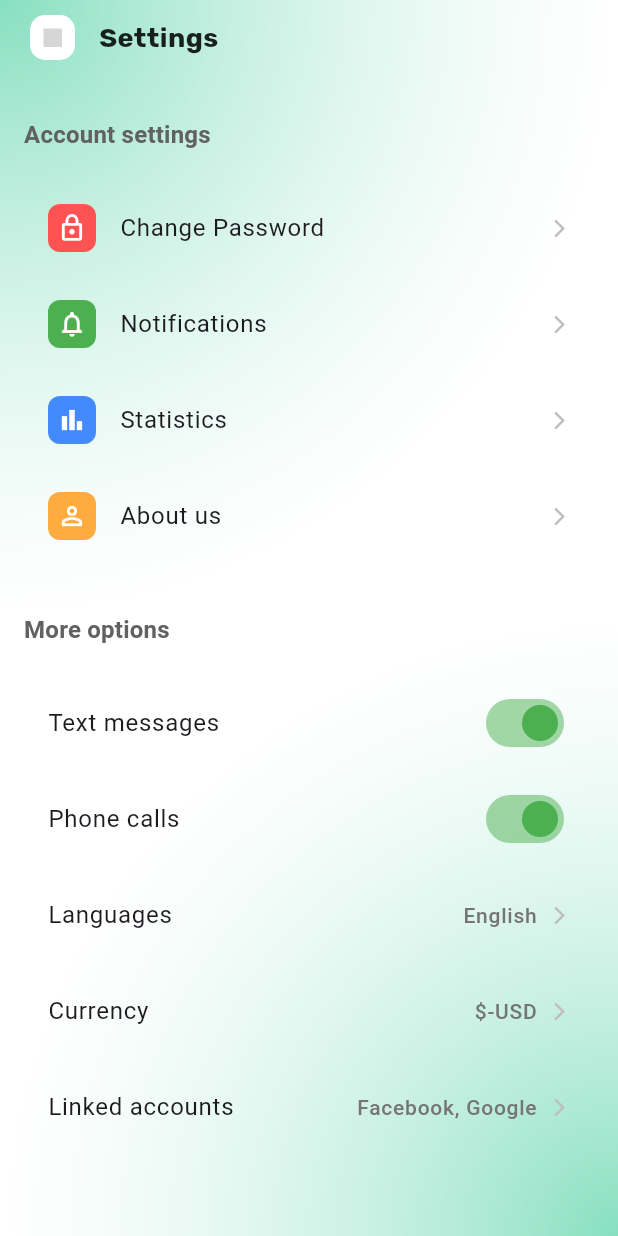
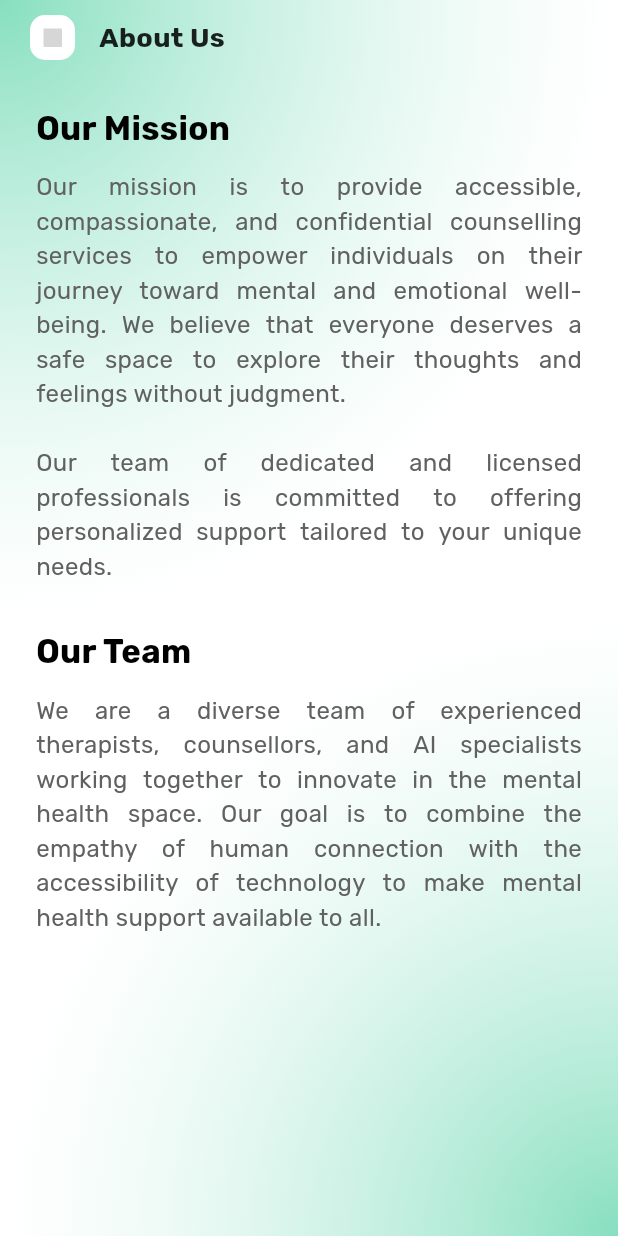
Before and after one commit to mr-j-shah/Counselling-App, a Flutter app: the SettingsScreen screen opened by its route, after a tap on "About us", on a phone screen of 412 x 824 dp. Run offline on Flutter 3.47's test engine with Material 3 defaults, Android fonts, the phone set to English and light mode, and no system bars; our stand-ins replace cloud_firestore, dio, firebase_auth, firebase_core, flutter_dotenv, flutter_svg and 7 more; accounts and stored records are empty; network calls fail; project files that could hold a hidden picture were left out; grey boxes are pictures that could not be loaded.

Commit message:
Feat(Setting) : Add Language Selection option under Setting.

```diff
--- a/lib/app/Constants/AppString.dart
+++ b/lib/app/Constants/AppString.dart
@@ -81,4 +81,20 @@ class Appstring {
   static const addMedicalRecordSubTitle = 'A detailed health history helps a doctor diagnose you better.';
   static const recordFor = "Record for ";
 
+  // About Us Screen
+  static const aboutUsTitle = "About Us";
+  static const aboutUsOurMission = "Our Mission";
+  static const aboutUsOurMissionDescription = "Our mission is to provide accessible, compassionate, and confidential counselling services to empower individuals on their journey toward mental and emotional well-being. We believe that everyone deserves a safe space to explore their thoughts and feelings without judgment.\n\nOur team of dedicated and licensed professionals is committed to offering personalized support tailored to your unique needs.";
+  static const aboutUsOurTeam = "Our Team";
+  static const aboutUsOurTeamDescription = "We are a diverse team of experienced therapists, counsellors, and AI specialists working together to innovate in the mental health space. Our goal is to combine the empathy of human connection with the accessibility of technology to make mental health support available to all.";
+
+  // Settings Screen
+  static const settingsTitle = "Settings";
+  static const settingsAccountSettings = "Account settings";
+  static const settingsChangePassword = "Change Password";
+  static const settingsNotifications = "Notifications";
+  static const settingsStatistics = "Statistics";
+  static const settingsAboutUs = "About us";
+  static const settingsMoreOptions = "More options";
+  static const settingsConversationLanguages = "Conversation Languages";
 }
--- a/lib/app/data/enums/language.dart
+++ b/lib/app/data/enums/language.dart
@@ -1,6 +1,11 @@
+import 'package:get/get.dart';
+
 enum Language {
   HINDI,
   ENGLISH,
+  SPANISH,
+  FRENCH,
+  GERMAN,
 }
 
 extension LanguageExtension on Language {
@@ -10,6 +15,17 @@ extension LanguageExtension on Language {
         return 'hi-IN';
       case Language.ENGLISH:
         return 'en-IN';
+      case Language.SPANISH:
+        return 'es-ES';
+      case Language.FRENCH:
+        return 'fr-FR';
+      case Language.GERMAN:
+        return 'de-DE';
     }
   }
+
+  String toDisplayName() {
+    // Capitalizes the first letter of the enum name (e.g., HINDI -> Hindi)
+    return name.toString().capitalizeFirst ?? '';
+  }
 }
--- a/lib/app/data/services/local/AppPref.dart
+++ b/lib/app/data/services/local/AppPref.dart
@@ -3,6 +3,7 @@ import 'package:shared_preferences/shared_preferences.dart';
 class AppPref {
   static const String _USER_CREDENTIAL = "user_credential";
   static const String _USER_PIN = "user_pin";
+  static const String _USER_LANGUAGE = "user_language"; // Added language key
 
   static final AppPref _instance = AppPref._internal();
   SharedPreferences? _prefs;
@@ -27,4 +28,14 @@ class AppPref {
   String? getUser() {
     return _prefs?.getString(_USER_CREDENTIAL);
   }
+
+  /// Set user-selected language.
+  Future<void> setLanguage(String language) async {
+    await _prefs?.setString(_USER_LANGUAGE, language);
+  }
+
+  /// Get user-selected language.
+  String? getLanguage() {
+    return _prefs?.getString(_USER_LANGUAGE);
+  }
 }
--- a/lib/app/routers/AppRoutes.dart
+++ b/lib/app/routers/AppRoutes.dart
@@ -1,6 +1,7 @@
 import 'package:get/get.dart';
-import 'package:project_counselling/app/views/Presentation/MedicalRecordsScreen/AddRecordsScreen.dart'; // Added import
-import 'package:project_counselling/app/views/Presentation/MedicalRecordsScreen/bindings/AddRecordsBinding.dart'; // Added import
+import 'package:project_counselling/app/views/Presentation/AboutUsScreen/AboutUsScreen.dart';
+import 'package:project_counselling/app/views/Presentation/MedicalRecordsScreen/AddRecordsScreen.dart';
+import 'package:project_counselling/app/views/Presentation/MedicalRecordsScreen/bindings/AddRecordsBinding.dart';
 import 'package:project_counselling/app/views/Presentation/AuthScreens/SignupScreen/SignupScreen.dart';
 import 'package:project_counselling/app/views/Presentation/AuthScreens/binding/Authbinding.dart';
 import 'package:project_counselling/app/views/Presentation/CustomerProfile/ProfieScreen.dart';
@@ -40,7 +41,8 @@ abstract class Routes {
   static const String HELP_TOPIC_DETAIL_SCREEN = '/help-topic-detail-screen';
   static const String SETTINGS_SCREEN = '/settings-screen';
   static const String MEDICAL_RECORDS_SCREEN = '/medical-records-screen';
-  static const String ADD_RECORDS_SCREEN = '/add-records-screen'; // Added Add Records Screen Route
+  static const String ADD_RECORDS_SCREEN = '/add-records-screen';
+  static const String ABOUT_US_SCREEN = '/about-us-screen';
 }
 
 class AppRoutes {
@@ -121,11 +123,16 @@ class AppRoutes {
       binding: MedicalRecordsBinding(),
       transition: Transition.cupertino,
     ),
-    GetPage( // Added GetPage for Add Records Screen
+    GetPage(
       name: Routes.ADD_RECORDS_SCREEN,
       page: () => const AddRecordsScreen(),
       binding: AddRecordsBinding(),
       transition: Transition.cupertino,
     ),
+    GetPage(
+      name: Routes.ABOUT_US_SCREEN,
+      page: () => const AboutUsScreen(),
+      transition: Transition.cupertino,
+    ),
   ];
 }
--- /dev/null
+++ b/lib/app/views/Presentation/AboutUsScreen/AboutUsScreen.dart
@@ -0,0 +1,65 @@
+import 'package:flutter/material.dart';
+import 'package:project_counselling/app/constants/AppString.dart';
+import 'package:project_counselling/app/views/AppWidgets/AppText.dart';
+import 'package:project_counselling/app/views/AppWidgets/CustomAppBar.dart';
+import 'package:project_counselling/app/views/AppWidgets/DefaultBackground.dart';
+import 'package:project_counselling/app/views/Utils/Dimensions.dart';
+
+class AboutUsScreen extends StatelessWidget {
+  const AboutUsScreen({super.key});
+
+  @override
+  Widget build(BuildContext context) {
+    return Scaffold(
+      body: Defaultbackground(
+        child: SafeArea(
+          child: Column(
+            children: [
+              CustomAppbar(title: Appstring.aboutUsTitle),
+              Expanded(
+                child: Padding(
+                  padding: EdgeInsets.symmetric(
+                    horizontal: Dimensions.width(24),
+                    vertical: Dimensions.height(20),
+                  ),
+                  child: SingleChildScrollView(
+                    child: Column(
+                      crossAxisAlignment: CrossAxisAlignment.start,
+                      children: [
+                        AppText(
+                          text: Appstring.aboutUsOurMission,
+                          fontSize: Dimensions.font(22),
+                          fontWeight: FontWeight.bold,
+                        ),
+                        SizedBox(height: Dimensions.height(12)),
+                        AppText(
+                          text: Appstring.aboutUsOurMissionDescription,
+                          fontSize: Dimensions.font(16),
+                          color: Colors.grey.shade700,
+                          align: TextAlign.justify,
+                        ),
+                        SizedBox(height: Dimensions.height(30)),
+                        AppText(
+                          text: Appstring.aboutUsOurTeam,
+                          fontSize: Dimensions.font(22),
+                          fontWeight: FontWeight.bold,
+                        ),
+                        SizedBox(height: Dimensions.height(12)),
+                        AppText(
+                          text: Appstring.aboutUsOurTeamDescription,
+                          fontSize: Dimensions.font(16),
+                          color: Colors.grey.shade700,
+                          align: TextAlign.justify,
+                        ),
+                      ],
+                    ),
+                  ),
+                ),
+              ),
+            ],
+          ),
+        ),
+      ),
+    );
+  }
+}
--- a/lib/app/views/Presentation/SettingsScreen/SettingsScreen.dart
+++ b/lib/app/views/Presentation/SettingsScreen/SettingsScreen.dart
@@ -1,5 +1,6 @@
 import 'package:flutter/material.dart';
 import 'package:get/get.dart';
+import 'package:project_counselling/app/constants/AppString.dart';
 import 'package:project_counselling/app/views/AppWidgets/CustomAppBar.dart';
 import 'package:project_counselling/app/views/AppWidgets/DefaultBackground.dart';
 import 'package:project_counselling/app/views/Presentation/SettingsScreen/controller/SettingsController.dart';
@@ -19,69 +20,69 @@ class SettingsScreen extends StatelessWidget {
         child: SafeArea(
           child: Column(
             children: [
-              CustomAppbar(title: 'Settings'),
+              CustomAppbar(title: Appstring.settingsTitle),
               Expanded(
                 child: ListView(
                   padding: EdgeInsets.symmetric(horizontal: Dimensions.width(16), vertical: Dimensions.height(20)),
                   children: [
-                    _buildSectionTitle('Account settings', textTheme),
+                    _buildSectionTitle(Appstring.settingsAccountSettings, textTheme),
                     SizedBox(height: Dimensions.height(10)),
                     _buildSettingsItem(
                       icon: Icons.lock_outline,
                       iconColor: Colors.white,
                       iconBackgroundColor: Colors.redAccent,
-                      title: 'Change Password',
+                      title: Appstring.settingsChangePassword,
                       onTap: controller.changePassword,
                     ),
                     _buildSettingsItem(
                       icon: Icons.notifications_none_outlined,
                       iconColor: Colors.white,
                       iconBackgroundColor: Colors.green,
-                      title: 'Notifications',
+                      title: Appstring.settingsNotifications,
                       onTap: controller.goToNotificationsSettings,
                     ),
                     _buildSettingsItem(
                       icon: Icons.bar_chart_outlined,
                       iconColor: Colors.white,
                       iconBackgroundColor: Colors.blueAccent,
-                      title: 'Statistics',
+                      title: Appstring.settingsStatistics,
                       onTap: controller.goToStatistics,
                     ),
                     _buildSettingsItem(
                       icon: Icons.person_outline,
                       iconColor: Colors.white,
                       iconBackgroundColor: Colors.orangeAccent,
-                      title: 'About us',
+                      title: Appstring.settingsAboutUs,
                       onTap: controller.goToAboutUs,
                     ),
                     SizedBox(height: Dimensions.height(24)),
-                    _buildSectionTitle('More options', textTheme),
+                    _buildSectionTitle(Appstring.settingsMoreOptions, textTheme),
                     SizedBox(height: Dimensions.height(10)),
-                    _buildToggleItem(
-                        title: 'Text messages',
-                        value: controller.textMessagesEnabled,
-                        onChanged: controller.toggleTextMessages,
-                        textTheme: textTheme),
-                    _buildToggleItem(
-                        title: 'Phone calls',
-                        value: controller.phoneCallsEnabled,
-                        onChanged: controller.togglePhoneCalls,
-                        textTheme: textTheme),
+                    // _buildToggleItem(
+                    //     title: 'Text messages',
+                    //     value: controller.textMessagesEnabled,
+                    //     onChanged: controller.toggleTextMessages,
+                    //     textTheme: textTheme),
+                    // _buildToggleItem(
+                    //     title: 'Phone calls',
+                    //     value: controller.phoneCallsEnabled,
+                    //     onChanged: controller.togglePhoneCalls,
+                    //     textTheme: textTheme),
                     Obx(() => _buildSettingsItem(
-                          title: 'Languages',
+                          title: Appstring.settingsConversationLanguages,
                           trailingText: controller.selectedLanguage.value,
-                          onTap: controller.changeLanguage,
+                          onTap: () => controller.changeLanguage(context),
                         )),
-                    Obx(() => _buildSettingsItem(
-                          title: 'Currency',
-                          trailingText: controller.selectedCurrency.value,
-                          onTap: controller.changeCurrency,
-                        )),
-                    Obx(() => _buildSettingsItem(
-                          title: 'Linked accounts',
-                          trailingText: controller.linkedAccounts.value,
-                          onTap: controller.manageLinkedAccounts,
-                        )),
+                    // Obx(() => _buildSettingsItem(
+                    //       title: 'Currency',
+                    //       trailingText: controller.selectedCurrency.value,
+                    //       onTap: controller.changeCurrency,
+                    //     )),
+                    // Obx(() => _buildSettingsItem(
+                    //       title: 'Linked accounts',
+                    //       trailingText: controller.linkedAccounts.value,
+                    //       onTap: controller.manageLinkedAccounts,
+                    //     )),
                   ],
                 ),
               ),
--- a/lib/app/views/Presentation/SettingsScreen/controller/SettingsController.dart
+++ b/lib/app/views/Presentation/SettingsScreen/controller/SettingsController.dart
@@ -1,9 +1,13 @@
+import 'package:flutter/material.dart';
 import 'package:get/get.dart';
-import 'package:get/get_state_manager/src/simple/get_controllers.dart';
-
-import '../../../../routers/AppRoutes.dart';
+import 'package:project_counselling/app/data/enums/language.dart';
+import 'package:project_counselling/app/data/services/local/AppPref.dart';
+import 'package:project_counselling/app/routers/AppRoutes.dart';
+import 'package:project_counselling/app/views/Presentation/SettingsScreen/widgets/LanguageBottomSheet.dart';
 
 class SettingsController extends GetxController {
+  final AppPref _appPref = Get.find<AppPref>();
+
   // Observables for switch states
   var textMessagesEnabled = true.obs;
   var phoneCallsEnabled = true.obs;
@@ -16,18 +20,23 @@ class SettingsController extends GetxController {
   @override
   void onInit() {
     super.onInit();
-    // TODO: Load initial settings if needed from storage (e.g., GetStorage) or API
+    _loadSelectedLanguage();
+  }
+
+  void _loadSelectedLanguage() {
+    final savedLanguage = _appPref.getLanguage();
+    if (savedLanguage != null && savedLanguage.isNotEmpty) {
+      selectedLanguage.value = savedLanguage;
+    }
   }
 
   void toggleTextMessages(bool value) {
     textMessagesEnabled.value = value;
-    // TODO: Save this preference (e.g., using GetStorage)
     Get.snackbar("Settings Updated", "Text messages ${value ? 'enabled' : 'disabled'}");
   }
 
   void togglePhoneCalls(bool value) {
     phoneCallsEnabled.value = value;
-    // TODO: Save this preference (e.g., using GetStorage)
     Get.snackbar("Settings Updated", "Phone calls ${value ? 'enabled' : 'disabled'}");
   }
 
@@ -49,13 +58,19 @@ class SettingsController extends GetxController {
   }
 
   void goToAboutUs() {
-    // Get.toNamed(AppRoutes.ABOUT_US_SCREEN);
-    // Get.snackbar("Navigation", "To About Us Screen (${AppRoutes.ABOUT_US_SCREEN})");
+    Get.toNamed(Routes.ABOUT_US_SCREEN);
   }
 
-  void changeLanguage() {
-    // Get.toNamed(AppRoutes.LANGUAGE_SELECTION_SCREEN);
-    // Get.snackbar("Navigation", "To Language Selection Screen (${AppRoutes.LANGUAGE_SELECTION_SCREEN})");
+  void changeLanguage(BuildContext context) {
+    showLanguageBottomSheet(context, (Language language) {
+      _updateLanguage(language);
+    });
+  }
+
+  void _updateLanguage(Language language) {
+    selectedLanguage.value = language.toDisplayName();
+    _appPref.setLanguage(language.toDisplayName());
+    Get.snackbar("Language Updated", "Conversation language set to ${language.toDisplayName()}");
   }
 
   void changeCurrency() {
--- a/lib/app/views/Presentation/SpeechScreen/controller/SpeechController.dart
+++ b/lib/app/views/Presentation/SpeechScreen/controller/SpeechController.dart
@@ -78,7 +78,6 @@ class SpeechController extends GetxController {
   Future<void> init() async {
     await tts.setLanguage(language.toLanguageSign());
     await tts.setPitch(0.9);
-    await tts.setSpeechRate(0.7);
 
     tts.setCompletionHandler(() {
       isSpeaking.value = false;
--- a/lib/main.dart
+++ b/lib/main.dart
@@ -14,7 +14,7 @@ void main() async {
     DeviceOrientation.portraitDown,
   ]);
   await Firebase.initializeApp();
-  const flavor = String.fromEnvironment('flavor', defaultValue: 'dev');
+  const flavor = String.fromEnvironment('flavor', defaultValue: 'prod');
   await FlavorConfig.initialize(Flavor.values.byName(flavor));
   runApp(const MyApp());
 }
```
Also changed, not shown: lib/app/views/Presentation/SettingsScreen/widgets/LanguageBottomSheet.dart (added, +46 -0 lines), lib/app/views/Presentation/SplashScreen/SplashScreen.dart (+17 -2 lines).
